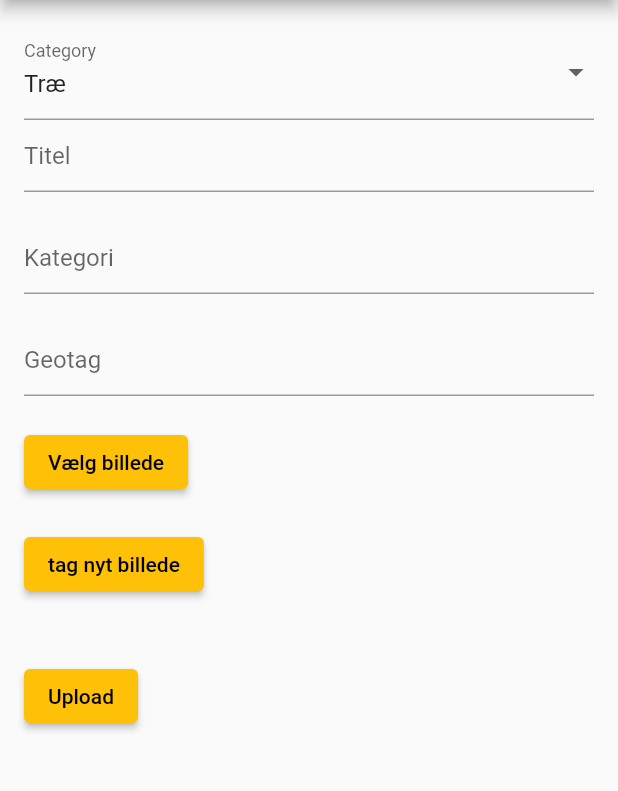
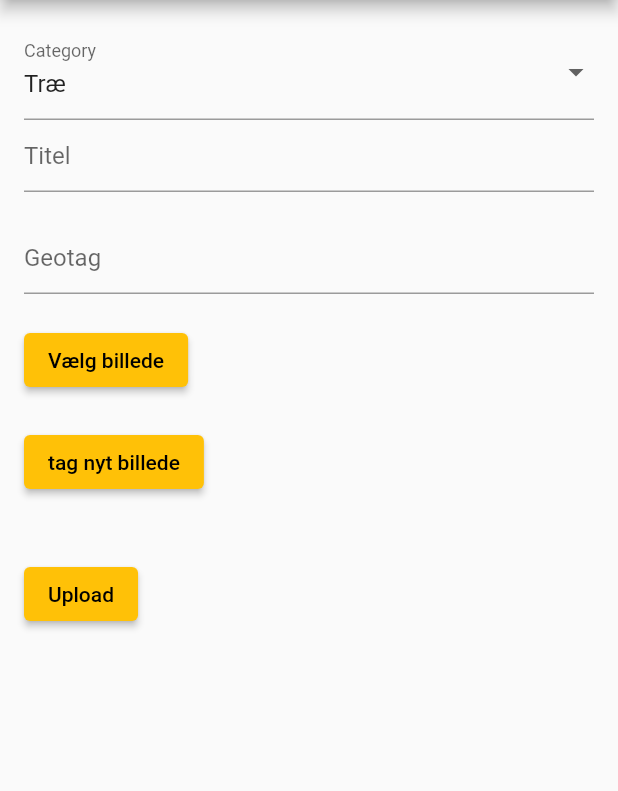
Before and after one commit to ReallyTheRealCodeGod/brugbart, a Flutter app: the screen it shows after launch, after a tap on "Upload brugbart", on a phone screen of 412 x 824 dp, the part 84-875 px from its top. Run offline on Flutter 3.47's test engine with Material 2 defaults, Android fonts, the phone set to English and light mode, and no system bars; our stand-ins replace cloud_firestore, firebase_core, image_gallery_saver, image_picker; accounts and stored records are empty; Roboto replaces fonts that are missing (Montserrat).

Commit message:
cleaned out clutter demo features, and fixed bugs related to import packages

```diff
--- a/lib/main.dart
+++ b/lib/main.dart
@@ -106,14 +106,6 @@ class _MyHomePageState extends State<MyHomePage> {
               style: ElevatedButton.styleFrom(fixedSize: const Size(200, 70)),
               child: const Text('Find brugbart'),
             ),
-            const SizedBox(height: 20),
-            ElevatedButton(
-              onPressed: () async {
-                // Navigate to the feed screen
-              },
-              style: ElevatedButton.styleFrom(fixedSize: const Size(200, 70)),
-              child: const Text('gem billede test'),
-            ),
           ],
         ),
       ),
@@ -190,19 +182,6 @@ class _UploadScreenState extends State<UploadScreen> {
                       return null;
                     },
                     onSaved: (value) => _title = value!,
-                  ),
-                  SizedBox(height: 20),
-                  TextFormField(
-                    decoration: InputDecoration(
-                      hintText: 'Kategori',
-                    ),
-                    validator: (value) {
-                      if (value?.isEmpty ?? true) {
-                        return 'Skriv venligst en kategori';
-                      }
-                      return null;
-                    },
-                    onSaved: (value) => _category = value,
                   ),
                   SizedBox(height: 20),
                   TextFormField(
```
Also changed, not shown: 2 other files.
